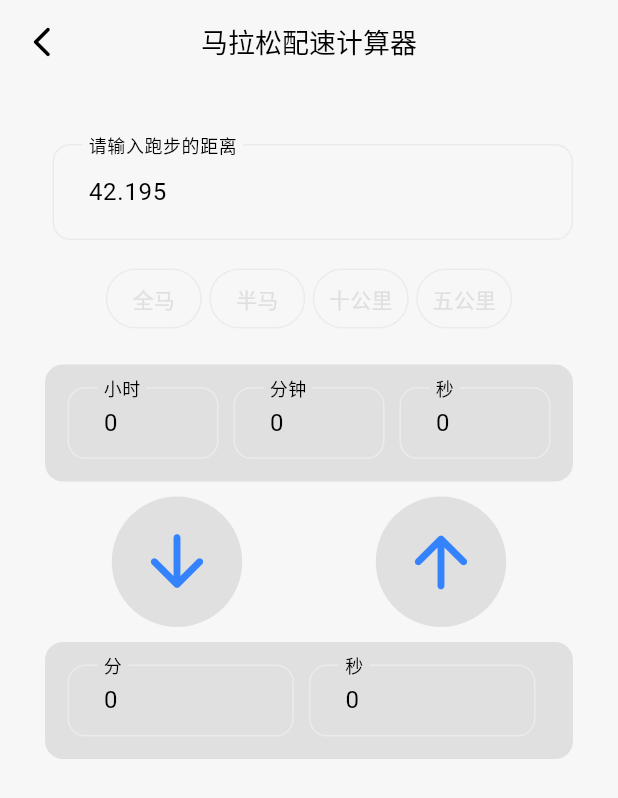
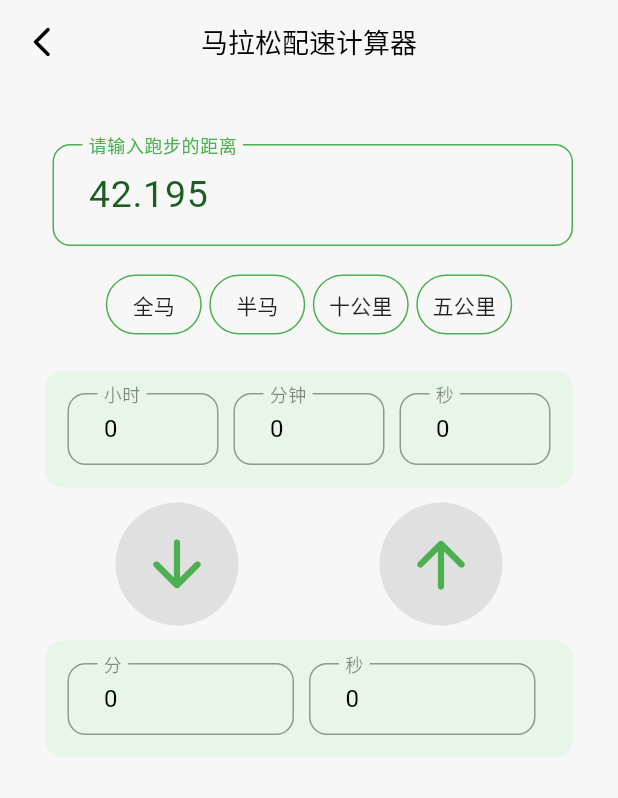
Before and after one commit to lintex/cabbbage, a Flutter app: the PaceCalculatePage screen opened directly, on a phone screen of 412 x 824 dp. Shown: the top 798 px of the screen. Run offline on Flutter 3.47's test engine with Material 3 defaults, Android fonts, the phone set to English and light mode, and no system bars; our stand-ins replace flutter_slidable, get, get_storage, isar, timeline_tile; accounts and stored records are empty; generated files the repository leaves out were written again.

Commit message:
配速计算器样式修改

```diff
--- a/lib/components/my_textfield.dart
+++ b/lib/components/my_textfield.dart
@@ -28,13 +28,13 @@ class MyTextField extends StatelessWidget {
         border: roundBorder,
         enabledBorder: roundBorder,
         filled: true, // * 只有filled为true时，下面的fillColor才有效
-        fillColor: const Color.fromARGB(255, 230, 230, 230),
-        focusedBorder: OutlineInputBorder(
+        fillColor: Theme.of(context).colorScheme.secondary,
+        focusedBorder: const OutlineInputBorder(
           borderSide: BorderSide(color: Colors.blue, width: 2),
-          borderRadius: const BorderRadius.all(Radius.circular(10)),
+          borderRadius: BorderRadius.all(Radius.circular(10)),
         ),
         hintText: hintText,
-        hintStyle: const TextStyle(color: Color.fromARGB(255, 83, 83, 83)),
+        hintStyle: TextStyle(color: Theme.of(context).colorScheme.tertiary),
         //labelText: labelText,
         labelStyle: const TextStyle(fontSize: 14),
       ),
--- a/lib/pages/marathonPage/edit_marathon_page.dart
+++ b/lib/pages/marathonPage/edit_marathon_page.dart
@@ -28,7 +28,7 @@ class EditMarathonPage extends StatelessWidget {
     marathonStartController.text = marathon.start!;
     marathonFinishController.text = marathon.finish!;
     marathonHotelController.text = marathon.hotel!;
-    marathonPacketController.text = marathon.hotel!;
+    marathonPacketController.text = marathon.packet ?? "";
 
     pickTime() {
       // 弹出时间选择窗口
@@ -175,6 +175,9 @@ class EditMarathonPage extends StatelessWidget {
                 controller: marathonHotelController,
                 hintText: "请输入住宿酒店名称",
               ),
+              const SizedBox(
+                height: 18,
+              ),
               MyTextField(
                 controller: marathonPacketController,
                 hintText: "请输入领物点",
--- a/lib/pages/marathonPage/marathon_detail_page.dart
+++ b/lib/pages/marathonPage/marathon_detail_page.dart
@@ -133,7 +133,7 @@ class MarathonDetailPage extends StatelessWidget {
                     style: TextStyle(fontSize: 18),
                   ),
                   Text(
-                    marathon.packet!,
+                    marathon.packet ?? "",
                     style: const TextStyle(fontSize: 16),
                   ),
                 ],
--- a/lib/pages/marathonPage/my_marathon_list_tile.dart
+++ b/lib/pages/marathonPage/my_marathon_list_tile.dart
@@ -35,8 +35,8 @@ class MyMarathonListTile extends StatelessWidget {
               // 跳转到修改信息页面
               Get.to(() => EditMarathonPage(marathon: marathon));
             },
-            icon: Icons.edit,
-            backgroundColor: Colors.blue.shade300,
+            icon: Icons.edit_calendar_outlined,
+            backgroundColor: Colors.green.shade300,
             borderRadius: BorderRadius.circular(12),
           ),
           const SizedBox(
@@ -47,7 +47,7 @@ class MyMarathonListTile extends StatelessWidget {
             onPressed: (e) {
               delete(marathon.id);
             },
-            icon: Icons.delete,
+            icon: Icons.highlight_remove_rounded,
             backgroundColor: Colors.red.shade200,
             borderRadius: BorderRadius.circular(12),
           ),
@@ -71,7 +71,7 @@ class MyMarathonListTile extends StatelessWidget {
                           .inDays <
                       0
                   ? Colors.grey[200]
-                  : Theme.of(context).colorScheme.primary),
+                  : Color.fromARGB(255, 27, 79, 29)),
           child: Row(
             mainAxisAlignment: MainAxisAlignment.spaceBetween,
             children: [
--- /dev/null
+++ b/lib/pages/paceCalculatePage/my_pace_calculate_textfield.dart
@@ -0,0 +1,56 @@
+import 'package:flutter/material.dart';
+
+class MyPaceCalculateTextField extends StatelessWidget {
+  const MyPaceCalculateTextField(
+      {super.key, required this.text, required this.controller});
+  final String text;
+  final TextEditingController controller;
+
+  @override
+  Widget build(BuildContext context) {
+    return TextField(
+      onTap: () {
+        if (controller.text == "0") {
+          controller.text = "";
+        }
+      },
+      onTapOutside: (event) {
+        if (controller.text == "") {
+          controller.text = "0";
+        }
+      },
+
+      // onChanged: (value) {
+      //   setState(() {
+      //     if (int.parse(value) > 6) {
+      //       _hourErrorText = value;
+      //     } else {
+      //       _hourErrorText = '';
+      //     }
+      //   });
+      // },
+      controller: controller,
+      keyboardType: TextInputType.number,
+      textInputAction: TextInputAction.go,
+
+      // errorText:_hourErrorText.isEmpty ? null : "6小时关门"
+
+      decoration: InputDecoration(
+        focusedBorder: const OutlineInputBorder(
+          borderSide: BorderSide(color: Colors.black45, width: 2),
+          borderRadius: BorderRadius.all(Radius.circular(10)),
+        ),
+        contentPadding: const EdgeInsets.fromLTRB(20, 5, 10, 5),
+        // 直接设置border 不起作用
+        border: const OutlineInputBorder(
+            borderRadius: BorderRadius.all(Radius.circular(12))),
+        enabledBorder: const OutlineInputBorder(
+            borderSide: BorderSide(color: Colors.black38, width: 1),
+            borderRadius: BorderRadius.all(Radius.circular(12))),
+        labelText: text,
+        labelStyle: const TextStyle(color: Colors.black45),
+        // hintStyle: const TextStyle(color: Colors.green),
+      ),
+    );
+  }
+}
--- a/lib/pages/pace_calculate_page.dart
+++ b/lib/pages/pace_calculate_page.dart
@@ -1,5 +1,6 @@
 import 'package:flutter/material.dart';
 import 'package:xiao_note/components/my_app_bar.dart';
+import 'package:xiao_note/pages/paceCalculatePage/my_pace_calculate_textfield.dart';
 import 'package:xiao_note/theme/theme.dart';
 //import 'package:get/get.dart';
 
@@ -111,29 +112,29 @@ class _PaceCalculatePageState extends State<PaceCalculatePage> {
                   Expanded(
                     child: SizedBox(
                       child: TextField(
-                        // onChanged: (value) {
-                        //   setState(() {
-                        //     if (int.parse(value) > 100) {
-                        //       _distanceErrorText = value;
-                        //     } else {
-                        //       _distanceErrorText = '';
-                        //     }
-                        //   });
-                        // },
                         controller: distanceController,
-                        //keyboardType: TextInputType.number,
+                        keyboardType: TextInputType.number,
                         //autofocus: true,
                         textInputAction: TextInputAction.go,
+                        style:
+                            TextStyle(fontSize: 25, color: Colors.green[900]),
                         decoration: const InputDecoration(
-                          contentPadding: EdgeInsets.fromLTRB(20, 20, 20, 20),
-                          //contentPadding: EdgeInsets.only(
-                          //    top: 0, bottom: 0), //可保证TextField高度调整后，文字垂直居中
+                          contentPadding: EdgeInsets.fromLTRB(20, 15, 20, 15),
                           border: OutlineInputBorder(
                               borderRadius:
                                   BorderRadius.all(Radius.circular(12))),
+                          enabledBorder: OutlineInputBorder(
+                              borderSide:
+                                  BorderSide(color: Colors.green, width: 1),
+                              borderRadius:
+                                  BorderRadius.all(Radius.circular(12))),
+                          focusedBorder: OutlineInputBorder(
+                            borderSide:
+                                BorderSide(color: Colors.green, width: 2),
+                            borderRadius: BorderRadius.all(Radius.circular(10)),
+                          ),
                           labelText: "请输入跑步的距离",
-                          // errorText: _distanceErrorText.isEmpty ? null : "距离太远",
-                          //helperText: "请输入跑步的距离"
+                          labelStyle: TextStyle(color: Colors.green),
                         ),
                       ),
                     ),
@@ -149,10 +150,20 @@ class _PaceCalculatePageState extends State<PaceCalculatePage> {
                       onPressed: () {
                         distanceController.text = "42.195";
                       },
-                      style: OutlinedButton.styleFrom(
-                        padding: EdgeInsets.zero,
+                      style: ButtonStyle(
+                        side: MaterialStateProperty.all(
+                          const BorderSide(
+                              color: Colors.green, // 设置边框颜色为蓝色
+                              width: 1),
+                        ),
+                        padding: MaterialStateProperty.all(EdgeInsets.zero),
                       ),
-                      child: const Text("全马"),
+                      child: Text(
+                        "全马",
+                        style: TextStyle(
+                            color:
+                                Theme.of(context).colorScheme.inversePrimary),
+                      ),
                     ),
                     const SizedBox(
                       width: 5,
@@ -161,10 +172,20 @@ class _PaceCalculatePageState extends State<PaceCalculatePage> {
                       onPressed: () {
                         distanceController.text = "21.0975";
                       },
-                      style: OutlinedButton.styleFrom(
-                        padding: EdgeInsets.zero,
+                      style: ButtonStyle(
+                        side: MaterialStateProperty.all(
+                          const BorderSide(
+                              color: Colors.green, // 设置边框颜色为蓝色
+                              width: 1),
+                        ),
+                        padding: MaterialStateProperty.all(EdgeInsets.zero),
                       ),
-                      child: const Text("半马"),
+                      child: Text(
+                        "半马",
+                        style: TextStyle(
+                            color:
+                                Theme.of(context).colorScheme.inversePrimary),
+                      ),
                     ),
                     const SizedBox(
                       width: 5,
@@ -173,10 +194,20 @@ class _PaceCalculatePageState extends State<PaceCalculatePage> {
                       onPressed: () {
                         distanceController.text = "10";
                       },
-                      style: OutlinedButton.styleFrom(
-                        padding: EdgeInsets.zero,
+                      style: ButtonStyle(
+                        side: MaterialStateProperty.all(
+                          const BorderSide(
+                              color: Colors.green, // 设置边框颜色为蓝色
+                              width: 1),
+                        ),
+                        padding: MaterialStateProperty.all(EdgeInsets.zero),
                       ),
-                      child: const Text("十公里"),
+                      child: Text(
+                        "十公里",
+                        style: TextStyle(
+                            color:
+                                Theme.of(context).colorScheme.inversePrimary),
+                      ),
                     ),
                     const SizedBox(
                       width: 5,
@@ -185,10 +216,20 @@ class _PaceCalculatePageState extends State<PaceCalculatePage> {
                       onPressed: () {
                         distanceController.text = "5";
                       },
-                      style: OutlinedButton.styleFrom(
-                        padding: EdgeInsets.zero,
+                      style: ButtonStyle(
+                        side: MaterialStateProperty.all(
+                          const BorderSide(
+                              color: Colors.green, // 设置边框颜色为蓝色
+                              width: 1),
+                        ),
+                        padding: MaterialStateProperty.all(EdgeInsets.zero),
                       ),
-                      child: const Text("五公里"),
+                      child: Text(
+                        "五公里",
+                        style: TextStyle(
+                            color:
+                                Theme.of(context).colorScheme.inversePrimary),
+                      ),
                     ),
                   ],
                 ),
@@ -197,104 +238,26 @@ class _PaceCalculatePageState extends State<PaceCalculatePage> {
                 ),
                 Container(
                   decoration: BoxDecoration(
-                      color: Theme.of(context).colorScheme.primary,
+                      color: Colors.green[50],
                       borderRadius: BorderRadius.circular(12)),
                   padding: const EdgeInsets.all(15),
                   child: Row(
                     children: [
                       Expanded(
-                        child: TextField(
-                          onTap: () {
-                            if (hourController.text == "0") {
-                              hourController.text = "";
-                            }
-                          },
-                          // onChanged: (value) {
-                          //   setState(() {
-                          //     if (int.parse(value) > 6) {
-                          //       _hourErrorText = value;
-                          //     } else {
-                          //       _hourErrorText = '';
-                          //     }
-                          //   });
-                          // },
-                          controller: hourController,
-                          keyboardType: TextInputType.number,
-                          textInputAction: TextInputAction.go,
-                          decoration: const InputDecoration(
-                            contentPadding: EdgeInsets.fromLTRB(20, 0, 10, 0),
-                            border: OutlineInputBorder(
-                                borderRadius:
-                                    BorderRadius.all(Radius.circular(12))),
-                            labelText: "小时",
-                            // errorText:_hourErrorText.isEmpty ? null : "6小时关门"
-                          ),
-                        ),
-                      ),
+                          child: MyPaceCalculateTextField(
+                              text: "小时", controller: hourController)),
                       const SizedBox(
                         width: 10,
                       ),
                       Expanded(
-                        child: TextField(
-                          onTap: () {
-                            if (minuteController.text == "0") {
-                              minuteController.text = "";
-                            }
-                          },
-                          // onChanged: (value) {
-                          //   setState(() {
-                          //     if (int.parse(value) > 60) {
-                          //       _minuteErrorText = value;
-                          //     } else {
-                          //       _minuteErrorText = '';
-                          //     }
-                          //   });
-                          // },
-                          controller: minuteController,
-                          keyboardType: TextInputType.number,
-                          decoration: const InputDecoration(
-                            contentPadding: EdgeInsets.fromLTRB(20, 0, 10, 0),
-                            border: OutlineInputBorder(
-                                borderRadius:
-                                    BorderRadius.all(Radius.circular(12))),
-                            labelText: "分钟",
-                            // errorText:
-                            //     _minuteErrorText.isEmpty ? null : "不能大于60"
-                          ),
-                        ),
-                      ),
+                          child: MyPaceCalculateTextField(
+                              text: "分钟", controller: minuteController)),
                       const SizedBox(
                         width: 10,
                       ),
                       Expanded(
-                        child: TextField(
-                          onTap: () {
-                            if (secondController.text == "0") {
-                              secondController.text = "";
-                            }
-                          },
-                          // onChanged: (value) {
-                          //   setState(() {
-                          //     if (int.parse(value) > 60) {
-                          //       _minuteErrorText = value;
-                          //     } else {
-                          //       _minuteErrorText = '';
-                          //     }
-                          //   });
-                          // },
-                          controller: secondController,
-                          keyboardType: TextInputType.number,
-                          decoration: const InputDecoration(
-                            contentPadding: EdgeInsets.fromLTRB(20, 0, 10, 0),
-                            border: OutlineInputBorder(
-                                borderRadius:
-                                    BorderRadius.all(Radius.circular(12))),
-                            labelText: "秒",
-                            // errorText:
-                            //     _secondErrorText.isEmpty ? null : "不能大于60"
-                          ),
-                        ),
-                      ),
+                          child: MyPaceCalculateTextField(
+                              text: "秒", controller: secondController)),
                     ],
                   ),
                 ),
@@ -310,10 +273,10 @@ class _PaceCalculatePageState extends State<PaceCalculatePage> {
                       color: Theme.of(context).colorScheme.primary,
                       padding: const EdgeInsets.all(16),
                       shape: const CircleBorder(),
-                      child: Icon(
+                      child: const Icon(
                         Icons.arrow_downward_rounded,
-                        color: blue,
-                        size: 55,
+                        color: Colors.green,
+                        size: 50,
                       ),
                     ),
                     MaterialButton(
@@ -322,10 +285,10 @@ class _PaceCalculatePageState extends State<PaceCalculatePage> {
                       color: Theme.of(context).colorScheme.primary,
                       padding: const EdgeInsets.all(16),
                       shape: const CircleBorder(),
-                      child: Icon(
+                      child: const Icon(
                         Icons.arrow_upward_rounded,
-                        color: blue,
-                        size: 55,
+                        color: Colors.green,
+                        size: 50,
                       ),
                     ),
                   ],
@@ -335,50 +298,20 @@ class _PaceCalculatePageState extends State<PaceCalculatePage> {
                 ),
                 Container(
                   decoration: BoxDecoration(
-                      color: Theme.of(context).colorScheme.primary,
+                      color: Colors.green[50],
                       borderRadius: BorderRadius.circular(12)),
                   padding: const EdgeInsets.all(15),
                   child: Row(
                     children: [
                       Expanded(
-                        child: TextField(
-                          onTap: () {
-                            if (paceMinuteController.text == "0") {
-                              paceMinuteController.text = "";
-                            }
-                          },
-                          controller: paceMinuteController,
-                          keyboardType: TextInputType.number,
-                          textInputAction: TextInputAction.go,
-                          decoration: const InputDecoration(
-                            contentPadding: EdgeInsets.fromLTRB(20, 0, 10, 0),
-                            border: OutlineInputBorder(
-                                borderRadius:
-                                    BorderRadius.all(Radius.circular(12))),
-                            labelText: "分",
-                          ),
-                        ),
-                      ),
+                          child: MyPaceCalculateTextField(
+                              text: "分", controller: paceMinuteController)),
                       const SizedBox(
                         width: 10,
                       ),
                       Expanded(
-                        child: TextField(
-                          onTap: () {
-                            if (paceSecondController.text == "0") {
-                              paceSecondController.text = "";
-                            }
-                          },
-                          controller: paceSecondController,
-                          keyboardType: TextInputType.number,
-                          decoration: const InputDecoration(
-                            contentPadding: EdgeInsets.fromLTRB(20, 0, 10, 0),
-                            border: OutlineInputBorder(
-                                borderRadius:
-                                    BorderRadius.all(Radius.circular(12))),
-                            labelText: "秒",
-                          ),
-                        ),
+                        child: MyPaceCalculateTextField(
+                            text: "秒", controller: paceSecondController),
                       ),
                       const SizedBox(
                         width: 10,
```
